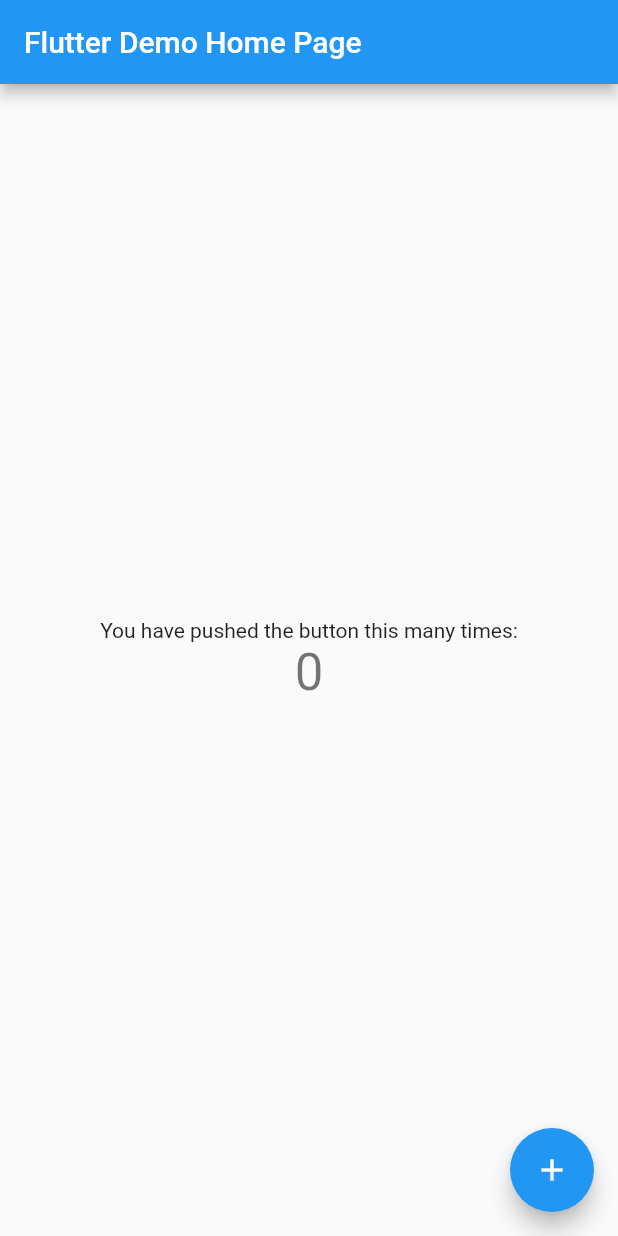
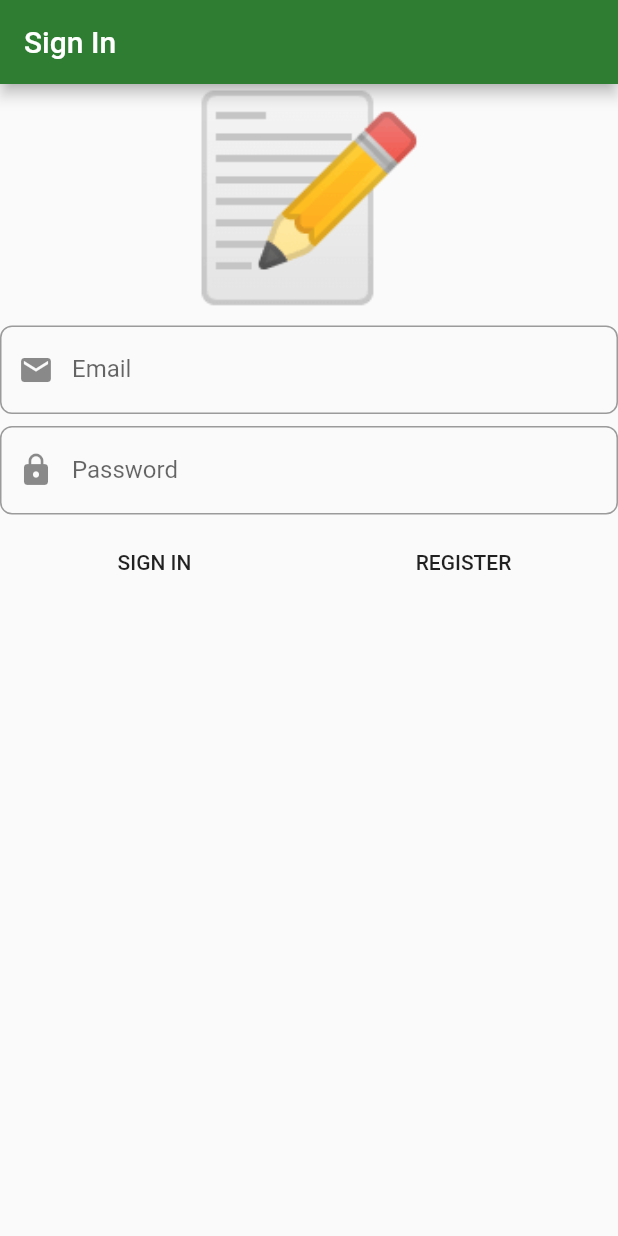
Before and after one commit to wilyanto/weather-app, a Flutter app: the screen it shows after launch, on a phone screen of 412 x 824 dp. Run offline on Flutter 3.47's test engine with Material 2 defaults, Android fonts, the phone set to English and light mode, and no system bars; our stand-ins replace another_flushbar, bloc, dartz, flutter_bloc, freezed_annotation, get_it and 2 more; accounts and stored records are empty.

Commit message:
implementing injection and auth register facade

```diff
--- a/lib/application/auth/sign_in_form/sign_in_form_bloc.dart
+++ b/lib/application/auth/sign_in_form/sign_in_form_bloc.dart
@@ -3,6 +3,7 @@ import 'dart:async';
 import 'package:bloc/bloc.dart';
 import 'package:dartz/dartz.dart';
 import 'package:freezed_annotation/freezed_annotation.dart';
+import 'package:injectable/injectable.dart';
 import 'package:weather_app/domain/auth/auth_failure.dart';
 import 'package:weather_app/domain/auth/i_auth_facade.dart';
 import 'package:weather_app/domain/auth/value_objects.dart';
@@ -11,6 +12,7 @@ part 'sign_in_form_event.dart';
 part 'sign_in_form_state.dart';
 part 'sign_in_form_bloc.freezed.dart';
 
+@injectable
 class SignInFormBloc extends Bloc<SignInFormEvent, SignInFormState> {
   final IAuthFacade _authFacade;
 
--- /dev/null
+++ b/lib/injection.dart
@@ -0,0 +1,11 @@
+import 'package:get_it/get_it.dart';
+import 'package:injectable/injectable.dart';
+
+import 'injection.config.dart';
+
+final GetIt getIt = GetIt.instance;
+
+@injectableInit
+void configureInjection(String env) {
+  $initGetIt(getIt, environment: env);
+}
--- a/lib/main.dart
+++ b/lib/main.dart
@@ -1,113 +1,21 @@
+import 'dart:io';
+
 import 'package:flutter/material.dart';
+import 'package:hive/hive.dart';
+import 'package:injectable/injectable.dart';
+import 'package:path_provider/path_provider.dart' as path_provider;
+import 'package:weather_app/domain/auth/user.dart';
+import 'package:weather_app/injection.dart';
+import 'package:weather_app/presentation/core/app_widget.dart';
 
-void main() {
-  runApp(MyApp());
+Future<void> main() async {
+  WidgetsFlutterBinding.ensureInitialized();
+  configureInjection(Environment.prod);
+
+  final directory = await path_provider.getApplicationDocumentsDirectory();
+  Hive
+    ..init(directory.path)
+    ..registerAdapter(UserAdapter());
+
+  runApp(AppWidget());
 }
-
-class MyApp extends StatelessWidget {
-  // This widget is the root of your application.
-  @override
-  Widget build(BuildContext context) {
-    return MaterialApp(
-      title: 'Flutter Demo',
-      theme: ThemeData(
-        // This is the theme of your application.
-        //
-        // Try running your application with "flutter run". You'll see the
-        // application has a blue toolbar. Then, without quitting the app, try
-        // changing the primarySwatch below to Colors.green and then invoke
-        // "hot reload" (press "r" in the console where you ran "flutter run",
-        // or simply save your changes to "hot reload" in a Flutter IDE).
-        // Notice that the counter didn't reset back to zero; the application
-        // is not restarted.
-        primarySwatch: Colors.blue,
-      ),
-      home: MyHomePage(title: 'Flutter Demo Home Page'),
-    );
-  }
-}
-
-class MyHomePage extends StatefulWidget {
-  MyHomePage({Key? key, required this.title}) : super(key: key);
-
-  // This widget is the home page of your application. It is stateful, meaning
-  // that it has a State object (defined below) that contains fields that affect
-  // how it looks.
-
-  // This class is the configuration for the state. It holds the values (in this
-  // case the title) provided by the parent (in this case the App widget) and
-  // used by the build method of the State. Fields in a Widget subclass are
-  // always marked "final".
-
-  final String title;
-
-  @override
-  _MyHomePageState createState() => _MyHomePageState();
-}
-
-class _MyHomePageState extends State<MyHomePage> {
-  int _counter = 0;
-
-  void _incrementCounter() {
-    setState(() {
-      // This call to setState tells the Flutter framework that something has
-      // changed in this State, which causes it to rerun the build method below
-      // so that the display can reflect the updated values. If we changed
-      // _counter without calling setState(), then the build method would not be
-      // called again, and so nothing would appear to happen.
-      _counter++;
-    });
-  }
-
-  @override
-  Widget build(BuildContext context) {
-    // This method is rerun every time setState is called, for instance as done
-    // by the _incrementCounter method above.
-    //
-    // The Flutter framework has been optimized to make rerunning build methods
-    // fast, so that you can just rebuild anything that needs updating rather
-    // than having to individually change instances of widgets.
-    return Scaffold(
-      appBar: AppBar(
-        // Here we take the value from the MyHomePage object that was created by
-        // the App.build method, and use it to set our appbar title.
-        title: Text(widget.title),
-      ),
-      body: Center(
-        // Center is a layout widget. It takes a single child and positions it
-        // in the middle of the parent.
-        child: Column(
-          // Column is also a layout widget. It takes a list of children and
-          // arranges them vertically. By default, it sizes itself to fit its
-          // children horizontally, and tries to be as tall as its parent.
-          //
-          // Invoke "debug painting" (press "p" in the console, choose the
-          // "Toggle Debug Paint" action from the Flutter Inspector in Android
-          // Studio, or the "Toggle Debug Paint" command in Visual Studio Code)
-          // to see the wireframe for each widget.
-          //
-          // Column has various properties to control how it sizes itself and
-          // how it positions its children. Here we use mainAxisAlignment to
-          // center the children vertically; the main axis here is the vertical
-          // axis because Columns are vertical (the cross axis would be
-          // horizontal).
-          mainAxisAlignment: MainAxisAlignment.center,
-          children: <Widget>[
-            Text(
-              'You have pushed the button this many times:',
-            ),
-            Text(
-              '$_counter',
-              style: Theme.of(context).textTheme.headline4,
-            ),
-          ],
-        ),
-      ),
-      floatingActionButton: FloatingActionButton(
-        onPressed: _incrementCounter,
-        tooltip: 'Increment',
-        child: Icon(Icons.add),
-      ), // This trailing comma makes auto-formatting nicer for build methods.
-    );
-  }
-}
--- /dev/null
+++ b/lib/presentation/core/app_widget.dart
@@ -0,0 +1,29 @@
+import 'package:flutter/material.dart';
+import 'package:flutter_bloc/flutter_bloc.dart';
+import 'package:weather_app/application/auth/sign_in_form/sign_in_form_bloc.dart';
+import 'package:weather_app/injection.dart';
+import 'package:weather_app/presentation/sign_in/sign_in_page.dart';
+import 'package:weather_app/presentation/sign_in/widgets/sign_in_form.dart';
+
+class AppWidget extends StatelessWidget {
+  @override
+  Widget build(BuildContext context) {
+    return MaterialApp(
+      title: 'Weather App',
+      theme: ThemeData.light().copyWith(
+        primaryColor: Colors.green[800],
+        accentColor: Colors.blueAccent,
+        inputDecorationTheme: InputDecorationTheme(
+          border: OutlineInputBorder(
+            borderRadius: BorderRadius.circular(8),
+          ),
+        ),
+      ),
+      debugShowCheckedModeBanner: false,
+      home: BlocProvider(
+        create: (context) => getIt<SignInFormBloc>(),
+        child: SignInPage(),
+      ),
+    );
+  }
+}
--- /dev/null
+++ b/lib/presentation/sign_in/sign_in_page.dart
@@ -0,0 +1,21 @@
+import 'package:flutter/material.dart';
+import 'package:flutter_bloc/flutter_bloc.dart';
+import 'package:weather_app/application/auth/sign_in_form/sign_in_form_bloc.dart';
+import 'package:weather_app/presentation/sign_in/widgets/sign_in_form.dart';
+
+import '../../injection.dart';
+
+class SignInPage extends StatelessWidget {
+  @override
+  Widget build(BuildContext context) {
+    return Scaffold(
+      appBar: AppBar(
+        title: const Text('Sign In'),
+      ),
+      body: BlocProvider(
+        create: (context) => getIt<SignInFormBloc>(),
+        child: SignInForm(),
+      ),
+    );
+  }
+}
--- /dev/null
+++ b/lib/presentation/sign_in/widgets/sign_in_form.dart
@@ -0,0 +1,116 @@
+import 'package:another_flushbar/flushbar_helper.dart';
+import 'package:flutter/material.dart';
+import 'package:flutter_bloc/flutter_bloc.dart';
+import 'package:weather_app/application/auth/sign_in_form/sign_in_form_bloc.dart';
+
+class SignInForm extends StatelessWidget {
+  @override
+  Widget build(BuildContext context) {
+    return BlocConsumer<SignInFormBloc, SignInFormState>(
+      listener: (context, state) {
+        state.authFailureOrSuccessOption.fold(
+          () {},
+          (either) => either.fold(
+            (failure) {
+              FlushbarHelper.createError(
+                message: failure.map(
+                  serverError: (_) => 'Server error',
+                  emailAlreadyInUse: (_) => 'Email already in use',
+                  invalidCredential: (_) =>
+                      'Invalid email and password combination',
+                ),
+              ).show(context);
+            },
+            (_) {
+              // TODO: Navigate
+            },
+          ),
+        );
+      },
+      builder: (context, state) {
+        return Form(
+          autovalidate: state.showErrorMessages,
+          child: ListView(
+            children: [
+              const Text(
+                '📝',
+                textAlign: TextAlign.center,
+                style: TextStyle(fontSize: 130),
+              ),
+              const SizedBox(height: 8),
+              TextFormField(
+                decoration: const InputDecoration(
+                  prefixIcon: Icon(Icons.email),
+                  labelText: 'Email',
+                ),
+                autocorrect: false,
+                onChanged: (value) => context
+                    .read<SignInFormBloc>()
+                    .add(SignInFormEvent.emailChanged(value)),
+                validator: (_) => context
+                    .read<SignInFormBloc>()
+                    .state
+                    .emailAddress
+                    .value
+                    .fold(
+                      (f) => f.maybeMap(
+                        invalidEmail: (_) => 'Invalid Email',
+                        orElse: () => null,
+                      ),
+                      (_) => null,
+                    ),
+              ),
+              const SizedBox(height: 8),
+              TextFormField(
+                decoration: const InputDecoration(
+                  prefixIcon: Icon(Icons.lock),
+                  labelText: 'Password',
+                ),
+                autocorrect: false,
+                obscureText: true,
+                onChanged: (value) => context
+                    .read<SignInFormBloc>()
+                    .add(SignInFormEvent.passwordChanged(value)),
+                validator: (_) =>
+                    context.read<SignInFormBloc>().state.password.value.fold(
+                          (f) => f.maybeMap(
+                            shortPassword: (_) => 'Short Password',
+                            orElse: () => null,
+                          ),
+                          (_) => null,
+                        ),
+              ),
+              const SizedBox(height: 8),
+              Row(
+                children: [
+                  Expanded(
+                    child: FlatButton(
+                      onPressed: () {
+                        context.read<SignInFormBloc>().add(
+                              const SignInFormEvent
+                                  .signInWithEmailAndPasswordPressed(),
+                            );
+                      },
+                      child: const Text('SIGN IN'),
+                    ),
+                  ),
+                  Expanded(
+                    child: FlatButton(
+                      onPressed: () {
+                        context.read<SignInFormBloc>().add(
+                              const SignInFormEvent
+                                  .registerWithEmailAndPasswordPressed(),
+                            );
+                      },
+                      child: const Text('REGISTER'),
+                    ),
+                  ),
+                ],
+              ),
+            ],
+          ),
+        );
+      },
+    );
+  }
+}
```
Also changed, not shown: lib/domain/auth/user.dart (added, +17 -0 lines), lib/domain/core/errors.dart (added, +14 -0 lines), lib/domain/core/value_objects.dart (+23 -0 lines), lib/infrastructure/auth/hive_auth_facade.dart (added, +64 -0 lines), pubspec.yaml (+8 -0 lines), lib/domain/auth/user.g.dart (added), lib/injection.config.dart (added), pubspec.lock, 3 other files.
